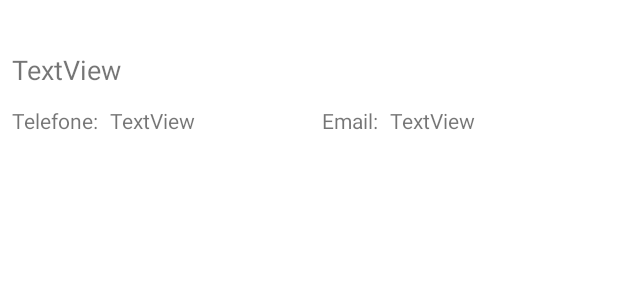
After one commit to Marcos-Sobral/APK_AgendaContatos, an Android app: the layout item.xml on its own in the app's theme, with its tools: preview values and no code run, on a phone screen of 412 x 824 dp. The commit adds this screen. Shown: the top 300 px of the screen. Run offline under Robolectric (Android 15) with nearby library versions, the phone set to English and light mode, and no system bars.

Commit message:
Crud Fim

```diff
--- a/app/src/main/java/com/agenda/agendacontato/Contato.java
+++ b/app/src/main/java/com/agenda/agendacontato/Contato.java
@@ -44,5 +44,6 @@ public class Contato implements Serializable {
     @Override
     public String toString(){
         return nome +":  "+ telefone;
+        //return nome;
     }
 }
--- /dev/null
+++ b/app/src/main/java/com/agenda/agendacontato/ContatoAdapter.java
@@ -0,0 +1,49 @@
+package com.agenda.agendacontato;
+
+import android.view.View;
+import android.view.ViewGroup;
+import android.widget.BaseAdapter;
+import android.widget.TextView;
+
+import java.util.List;
+
+public class ContatoAdapter extends BaseAdapter {
+
+    private List<Contato> contatos;
+    private MainActivity main;
+
+    public ContatoAdapter(MainActivity main, List<Contato> contatos) {
+        this.main = main;
+        this.contatos = contatos;
+    }
+
+    @Override
+    public int getCount() {
+        return contatos.size();
+    }
+
+    @Override
+    public Object getItem(int i) {
+        return contatos.get(i);
+    }
+
+    @Override
+    public long getItemId(int i) {
+        return contatos.get(i).getId();
+    }
+
+    @Override
+    public View getView(int i, View view, ViewGroup viewGroup) {
+        View V = main.getLayoutInflater() .inflate(R.layout.item, viewGroup, false);
+        TextView nome = V.findViewById(R.id.txt_nome);
+        TextView email = V.findViewById(R.id.txt_email);
+        TextView telefone = V.findViewById(R.id.txt_telefone);
+
+        Contato c = contatos.get(i);
+
+        nome.setText(c.getNome());
+        email.setText(c.getEmail());
+        telefone.setText(c.getTelefone());
+        return V;
+    }
+}
--- a/app/src/main/java/com/agenda/agendacontato/ListarContatosActivity.java
+++ b/app/src/main/java/com/agenda/agendacontato/ListarContatosActivity.java
@@ -37,6 +37,7 @@ public class ListarContatosActivity extends AppCompatActivity {
         contatos = dao.obterTodos();
         contatosFiltrado.addAll(contatos);
         ArrayAdapter<Contato> adaptador = new ArrayAdapter<Contato>(this, android.R.layout.simple_list_item_1, contatosFiltrado);
+        //ContatoAdapter adaptador = new ContatoAdapter(this, contatosFiltrado);
         listView.setAdapter(adaptador);
         registerForContextMenu(listView);
     }
--- /dev/null
+++ b/app/src/main/res/layout/item.xml
@@ -0,0 +1,77 @@
+<?xml version="1.0" encoding="utf-8"?>
+<androidx.constraintlayout.widget.ConstraintLayout
+    xmlns:android="http://schemas.android.com/apk/res/android"
+    xmlns:app="http://schemas.android.com/apk/res-auto"
+    xmlns:tools="http://schemas.android.com/tools"
+    android:layout_width="match_parent"
+    android:layout_height="match_parent">
+
+    <TextView
+        android:id="@+id/txt_nome"
+        android:layout_width="0dp"
+        android:layout_height="wrap_content"
+        android:layout_marginStart="8dp"
+        android:layout_marginTop="8dp"
+        android:layout_marginEnd="8dp"
+        android:layout_marginBottom="8dp"
+        android:text="TextView"
+        android:textSize="18sp"
+        app:layout_constraintBottom_toBottomOf="parent"
+        app:layout_constraintEnd_toEndOf="parent"
+        app:layout_constraintHorizontal_bias="0.498"
+        app:layout_constraintStart_toStartOf="parent"
+        app:layout_constraintTop_toTopOf="parent"
+        app:layout_constraintVertical_bias="0.033" />
+
+    <TextView
+        android:id="@+id/textView8"
+        android:layout_width="wrap_content"
+        android:layout_height="wrap_content"
+        android:layout_marginStart="8dp"
+        android:layout_marginTop="12dp"
+        android:layout_marginEnd="8dp"
+        android:text="Telefone:"
+        app:layout_constraintEnd_toEndOf="parent"
+        app:layout_constraintHorizontal_bias="0.0"
+        app:layout_constraintStart_toStartOf="parent"
+        app:layout_constraintTop_toBottomOf="@+id/txt_nome" />
+
+    <TextView
+        android:id="@+id/txt_telefone"
+        android:layout_width="130dp"
+        android:layout_height="wrap_content"
+        android:layout_marginStart="8dp"
+        android:layout_marginTop="12dp"
+        android:layout_marginEnd="8dp"
+        android:text="TextView"
+        app:layout_constraintEnd_toEndOf="parent"
+        app:layout_constraintHorizontal_bias="0.0"
+        app:layout_constraintStart_toEndOf="@+id/textView8"
+        app:layout_constraintTop_toBottomOf="@+id/txt_nome" />
+
+    <TextView
+        android:id="@+id/textView10"
+        android:layout_width="wrap_content"
+        android:layout_height="wrap_content"
+        android:layout_marginStart="8dp"
+        android:layout_marginTop="12dp"
+        android:layout_marginEnd="8dp"
+        android:text="Email:"
+        app:layout_constraintEnd_toEndOf="parent"
+        app:layout_constraintHorizontal_bias="0.022"
+        app:layout_constraintStart_toEndOf="@+id/txt_telefone"
+        app:layout_constraintTop_toBottomOf="@+id/txt_nome" />
+
+    <TextView
+        android:id="@+id/txt_email"
+        android:layout_width="0dp"
+        android:layout_height="wrap_content"
+        android:layout_marginStart="8dp"
+        android:layout_marginTop="12dp"
+        android:layout_marginEnd="8dp"
+        android:text="TextView"
+        app:layout_constraintEnd_toEndOf="parent"
+        app:layout_constraintHorizontal_bias="0.0"
+        app:layout_constraintStart_toEndOf="@+id/textView10"
+        app:layout_constraintTop_toBottomOf="@+id/txt_nome" />
+</androidx.constraintlayout.widget.ConstraintLayout>
```
